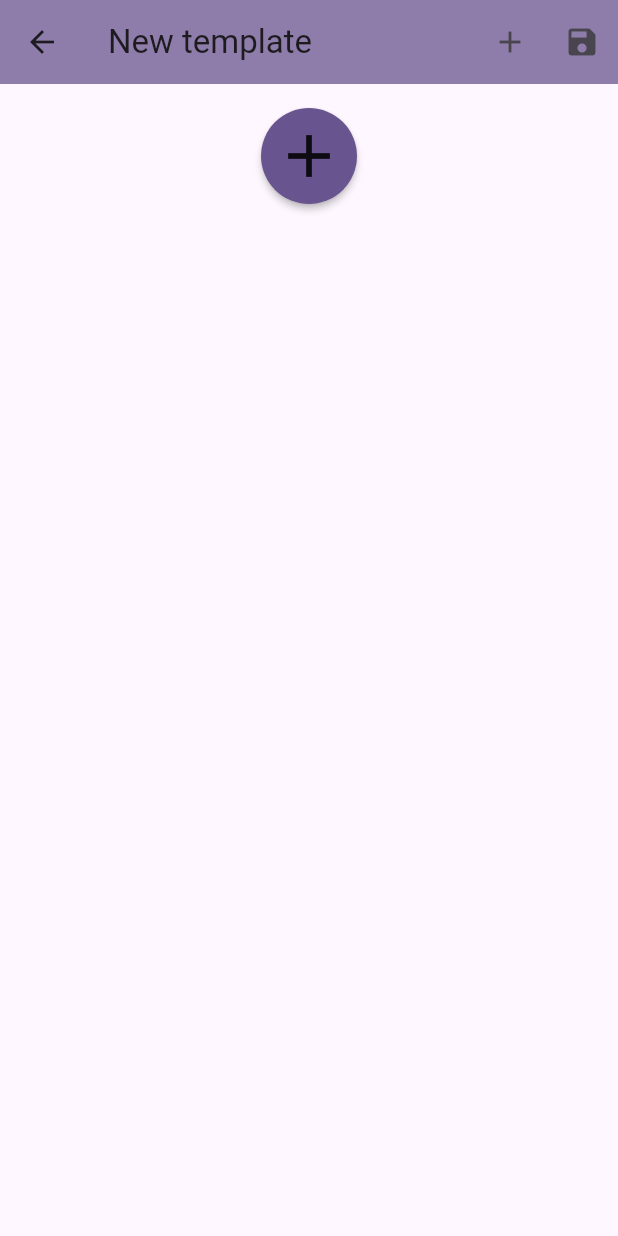
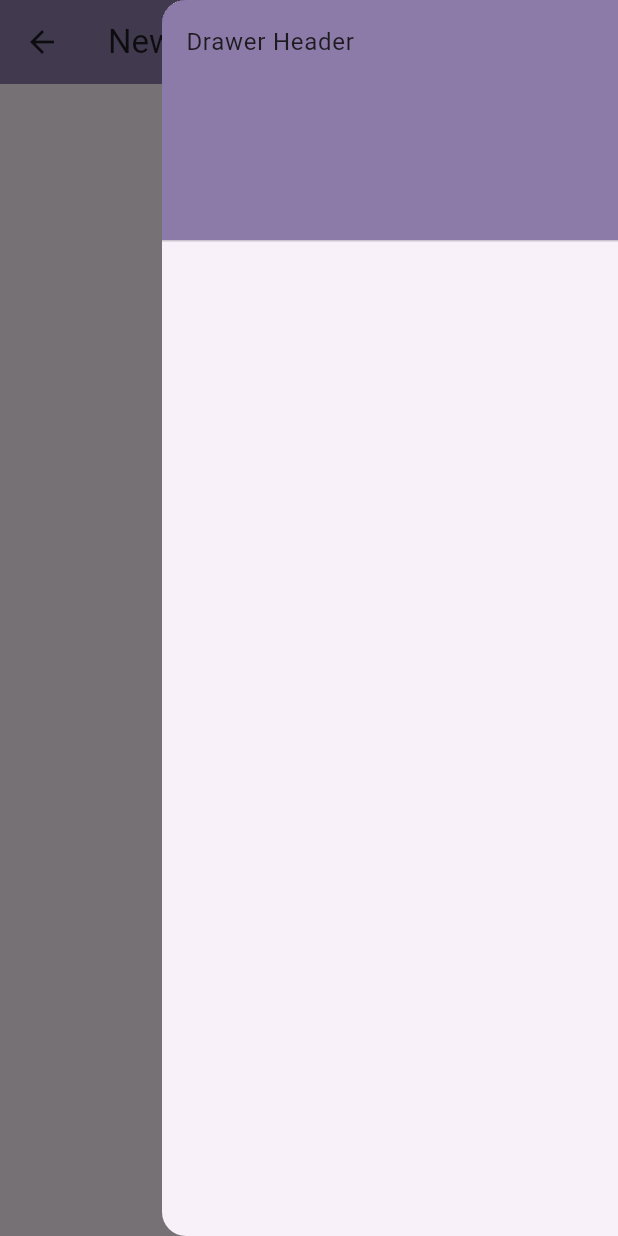
Before and after one commit to Leszek02/ucccc, a Flutter app: the TemplateEditor screen opened directly, with the side drawer open (before the commit the screen has no drawer), on a phone screen of 412 x 824 dp. Run offline on Flutter 3.47's test engine with Material 3 defaults, Android fonts, the phone set to English and light mode, and no system bars; our stand-ins replace firebase_core, firebase_crashlytics; accounts and stored records are empty.

```diff
--- a/lib/data/template.dart
+++ b/lib/data/template.dart
@@ -1,13 +1,15 @@
 class Template {
-  final Map<String, Map<String, String?>> objects;
+  final List<(String, List<(String, String?)>)> objects;
   final List<(String, String?)> template;
 
   Template.empty()
-      : objects = {},
+      : objects = [],
         template = [];
 
   Map<String, dynamic> toMap() => {
-        'objects': objects.entries.map((entry) => {'name': entry.key, "entries": entry.value}).toList(),
+        'objects': Map.fromEntries(objects.map((entry) =>
+            MapEntry(entry.$1, Map.fromEntries(entry.$2.map((e) =>
+                MapEntry(e.$1, e.$2)))))),
         'template': Map.fromEntries(template.map((entry) => MapEntry(entry.$1, entry.$2))),
       };
 
--- a/lib/ui/main_scaffold.dart
+++ b/lib/ui/main_scaffold.dart
@@ -65,7 +65,7 @@ class MainScaffold extends StatelessWidget {
                           size: 80,
                           icon: Icons.bookmark_add,
                           onPressed: () => Navigator.of(context).push(
-                            MaterialPageRoute(builder: (context) => const TemplateEditor(title: "New template", mainTemplate: true,)),
+                            MaterialPageRoute(builder: (context) => TemplateEditor(title: "New template", mainTemplate: true,)),
                           ),
                         ),
                       ],
--- a/lib/ui/pages/template/template_editor.dart
+++ b/lib/ui/pages/template/template_editor.dart
@@ -5,29 +5,96 @@ import 'package:ucccc/ui/widgets/circle_button.dart';
 class TemplateEditor extends StatefulWidget {
   final String title;
   final bool mainTemplate;
-  final void Function(dynamic)? exitCallback;
+  void Function((String, List<(String, String?)>))? exitCallback;
 
-  const TemplateEditor({super.key, required this.title, required this.mainTemplate, this.exitCallback});
+  TemplateEditor(
+      {super.key,
+      required this.title,
+      required this.mainTemplate,
+      this.exitCallback});
 
   @override
-  State<TemplateEditor> createState() => _TemplateEditorState();
+  State<TemplateEditor> createState() => TemplateEditorState();
 }
 
-class _TemplateEditorState extends State<TemplateEditor> {
-  static Template _template = Template.empty();
-  final List<String> _types = ['integer', 'text', 'logic', 'list', 'enum'];
+class TemplateEditorState extends State<TemplateEditor> {
+  Template template = Template.empty();
+  List<String> types = ['integer', 'text', 'logic', 'list', 'enum'];
   List<(String, String?)> currentList = List.empty(growable: true);
+  final TextEditingController _objectName = TextEditingController();
+  int index = 0;
+
+  Future<void> _dialogBuilder(BuildContext context, Template template) {
+    return showDialog<void>(
+      context: context,
+      builder: (BuildContext context) {
+        return Row(
+          mainAxisAlignment: MainAxisAlignment.center,
+          children: [
+            AlertDialog(
+              title: const Center(child: Text('New object name')),
+              content: TextField(
+                controller: _objectName,
+              ),
+              actions: [
+                Row(
+                  mainAxisAlignment: MainAxisAlignment.center,
+                  children: [
+                    TextButton(
+                      child: const Text('Cancel'),
+                      onPressed: () =>
+                          Navigator.of(context, rootNavigator: true)
+                              .pop('dialog'),
+                    ),
+                    TextButton(
+                      child: const Text('Create'),
+                      onPressed: () {
+                        if (_objectName.text.isEmpty) {
+                          print(
+                              "There's no object name"); //TODO: Toast a message or change whole thing to form
+                        } else {
+                          template.objects.add((_objectName.text, List.empty()));
+                          Navigator.of(context, rootNavigator: true).pop();
+                            Navigator.of(context).push(
+                              MaterialPageRoute(
+                                builder: (context) => TemplateEditor(
+                                  title: _objectName.text,
+                                  mainTemplate: false,
+                                  exitCallback: exitCallback,
+                                ),
+                              ),
+                            );
+                        }
+                      },
+                    ),
+                  ],
+                ),
+              ],
+            ),
+          ],
+        );
+      },
+    );
+  }
+
+  void exitCallback((String, List<(String, String?)>) objectEntry) {
+    int index =
+        template.objects.indexWhere((element) => element.$1 == objectEntry.$1);
+      template.objects[index] = objectEntry;
+  }
 
   @override
   Widget build(BuildContext context) {
     if (widget.mainTemplate) {
-      currentList = _template.template;
+      currentList = template.template;
     } else {
       currentList = [];
-      if (!_template.objects.containsKey(widget.title)) {
-        _template.objects[widget.title] = <String, String?>{};
+      if (!template.objects.any((element) => element.$1 == widget.title)) {
+        template.objects.add((widget.title, List.empty(growable: true)));
       }
-      _template.objects[widget.title]?.forEach((k, v) => currentList.add((k, v)));
+      index =
+          template.objects.indexWhere((element) => element.$1 == widget.title);
+      currentList = template.objects[index].$2;
       print(currentList);
     }
     return PopScope(
@@ -38,26 +105,63 @@ class _TemplateEditorState extends State<TemplateEditor> {
         }
         if (!widget.mainTemplate) {
           Navigator.pop(context);
+          widget.exitCallback?.call((widget.title, currentList));
+          print(template);
         } else {
           final bool shouldPop = await _showBackDialog() ?? false;
           if (context.mounted && shouldPop) {
-            _template = Template.empty();
-            widget.exitCallback?.call(currentList);
             Navigator.pop(context);
           }
         }
       },
       child: Scaffold(
         appBar: AppBar(
-          backgroundColor: Theme.of(context).colorScheme.primary.withOpacity(0.75),
+          backgroundColor:
+              Theme.of(context).colorScheme.primary.withOpacity(0.75),
           title: Text(widget.title),
           actions: [
-            if (widget.mainTemplate) NewObjectButton(),
             IconButton(
               icon: const Icon(Icons.save),
-              onPressed: () => print(_template),
+              onPressed: () => print(template),
             ),
+            if (widget.mainTemplate)
+              IconButton(
+                icon: const Icon(Icons.add),
+                onPressed: () => _dialogBuilder(context, template),
+              ),
+            if (widget.mainTemplate)
+              Builder(builder: (context) {
+                return IconButton(
+                    icon: const Icon(Icons.menu),
+                    onPressed: () {
+                      Scaffold.of(context).openEndDrawer();
+                    });
+              })
           ],
+        ),
+        endDrawer: Drawer(
+          child: ListView(
+            // Important: Remove any padding from the ListView.
+            padding: EdgeInsets.zero,
+            children: [
+              DrawerHeader(
+                decoration: BoxDecoration(
+                  color:
+                      Theme.of(context).colorScheme.primary.withOpacity(0.75),
+                ),
+                child: Text('Drawer Header'),
+              ),
+              // for (int i = 0; i < template.objects.length; ++i)
+              //   Row(
+              //     children: [
+              //       ListTile(
+              //         title: Text(template.objects[i].$1),
+              //         onTap: () {},
+              //       ),
+              //     ],
+              //   ),
+            ],
+          ),
         ),
         body: SingleChildScrollView(
           child: Padding(
@@ -65,7 +169,10 @@ class _TemplateEditorState extends State<TemplateEditor> {
             child: Column(
               children: [
                 Table(
-                  columnWidths: const {0: FlexColumnWidth(1), 1: IntrinsicColumnWidth()},
+                  columnWidths: const {
+                    0: FlexColumnWidth(1),
+                    1: IntrinsicColumnWidth()
+                  },
                   defaultVerticalAlignment: TableCellVerticalAlignment.top,
                   children: [
                     for (int i = 0; i < currentList.length; ++i)
@@ -78,10 +185,11 @@ class _TemplateEditorState extends State<TemplateEditor> {
                               onChanged: (text) {
                                 setState(() {
                                   if (widget.mainTemplate) {
-                                    _template.template[i] = (text, currentList[i].$2);
+                                    template.template[i] =
+                                        (text, currentList[i].$2);
                                   } else {
-                                    _template.objects[widget.title]?.remove(currentList[i].$1);
-                                    _template.objects[widget.title]?[text] = currentList[i].$2;
+                                    template.objects[index].$2[i] =
+                                        (text, currentList[i].$2);
                                   }
                                 });
                               },
@@ -89,16 +197,19 @@ class _TemplateEditorState extends State<TemplateEditor> {
                           ),
                           DropdownButton(
                               value: currentList[i].$2,
-                              items: _types
+                              items: types
                                   .where((t) => t != widget.title)
-                                  .map((type) => DropdownMenuItem(value: type, child: Text(type)))
+                                  .map((type) => DropdownMenuItem(
+                                      value: type, child: Text(type)))
                                   .toList(),
                               onChanged: (type) {
                                 setState(() {
                                   if (widget.mainTemplate) {
-                                    _template.template[i] = (currentList[i].$1, type);
+                                    template.template[i] =
+                                        (currentList[i].$1, type);
                                   } else {
-                                    _template.objects[widget.title]?[currentList[i].$1] = type;
+                                    template.objects[index].$2[i] =
+                                        (currentList[i].$1, type);
                                   }
                                 });
                               })
@@ -116,9 +227,9 @@ class _TemplateEditorState extends State<TemplateEditor> {
                       onPressed: () {
                         setState(() {
                           if (widget.mainTemplate) {
-                            _template.template.add(('', null));
+                            template.template.add(('', null));
                           } else {
-                            _template.objects[widget.title]![''] = null;
+                            template.objects[index].$2.add(('', null));
                           }
                         });
                       },
@@ -166,62 +277,74 @@ class _TemplateEditorState extends State<TemplateEditor> {
       );
 }
 
-class NewObjectButton extends StatelessWidget {
-  NewObjectButton({super.key});
-
-  final TextEditingController _objectName = TextEditingController();
-
-  @override
-  Widget build(BuildContext context) {
-    return IconButton(
-      icon: const Icon(Icons.add),
-      onPressed: () => _dialogBuilder(context),
-    );
-  }
-
-  Future<void> _dialogBuilder(BuildContext context) {
-    return showDialog<void>(
-      context: context,
-      builder: (BuildContext context) {
-        return Row(
-          mainAxisAlignment: MainAxisAlignment.center,
-          children: [
-            AlertDialog(
-              title: const Center(child: Text('New object name')),
-              content: TextField(
-                controller: _objectName,
-              ),
-              actions: [
-                Row(
-                  mainAxisAlignment: MainAxisAlignment.center,
-                  children: [
-                    TextButton(
-                      child: const Text('Cancel'),
-                      onPressed: () => Navigator.of(context, rootNavigator: true).pop('dialog'),
-                    ),
-                    TextButton(
-                      child: const Text('Create'),
-                      onPressed: () {
-                        if (_objectName.text.isEmpty) {
-                          print("There's no object name"); //TODO: Toast a message or change whole thing to form
-                        } else {
-                          Navigator.of(context, rootNavigator: true).pop('dialog');
-                          Navigator.of(context).push(MaterialPageRoute(
-                            builder: (context) => TemplateEditor(
-                              title: _objectName.text,
-                              mainTemplate: false,
-                            ),
-                          ));
-                        }
-                      },
-                    ),
-                  ],
-                ),
-              ],
-            ),
-          ],
-        );
-      },
-    );
-  }
-}
+// class NewObjectButton extends StatelessWidget {
+//   NewObjectButton(this.template, {super.key});
+//
+//   Template template;
+//   final TextEditingController _objectName = TextEditingController();
+//
+//   @override
+//   Widget build(BuildContext context) {
+//     return IconButton(
+//       icon: const Icon(Icons.add),
+//       onPressed: () => _dialogBuilder(context, template),
+//     );
+//   }
+//
+//   void exitCallback((String, List<(String, String?)>) objectEntry) {
+//     int index =
+//         template.objects.indexWhere((element) => element.$1 == objectEntry.$1);
+//     template.objects[index] = objectEntry;
+//   }
+//
+//   Future<void> _dialogBuilder(BuildContext context, Template template) {
+//     return showDialog<void>(
+//       context: context,
+//       builder: (BuildContext context) {
+//         return Row(
+//           mainAxisAlignment: MainAxisAlignment.center,
+//           children: [
+//             AlertDialog(
+//               title: const Center(child: Text('New object name')),
+//               content: TextField(
+//                 controller: _objectName,
+//               ),
+//               actions: [
+//                 Row(
+//                   mainAxisAlignment: MainAxisAlignment.center,
+//                   children: [
+//                     TextButton(
+//                       child: const Text('Cancel'),
+//                       onPressed: () =>
+//                           Navigator.of(context, rootNavigator: true)
+//                               .pop('dialog'),
+//                     ),
+//                     TextButton(
+//                       child: const Text('Create'),
+//                       onPressed: () {
+//                         if (_objectName.text.isEmpty) {
+//                           print(
+//                               "There's no object name"); //TODO: Toast a message or change whole thing to form
+//                         } else {
+//                           Navigator.of(context, rootNavigator: true)
+//                               .pop('dialog');
+//                           Navigator.of(context).push(MaterialPageRoute(
+//                             builder: (context) => TemplateEditor(
+//                               title: _objectName.text,
+//                               mainTemplate: false,
+//                               exitCallback: exitCallback,
+//                             ),
+//                           ));
+//                         }
+//                       },
+//                     ),
+//                   ],
+//                 ),
+//               ],
+//             ),
+//           ],
+//         );
+//       },
+//     );
+//   }
+// }
```
